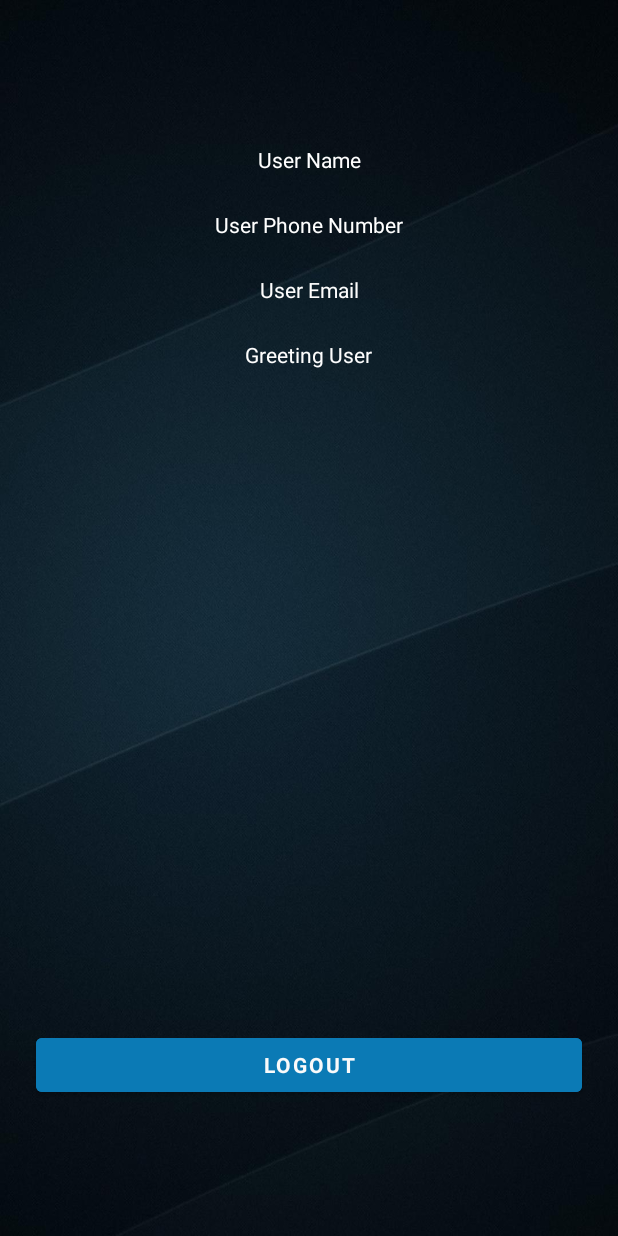
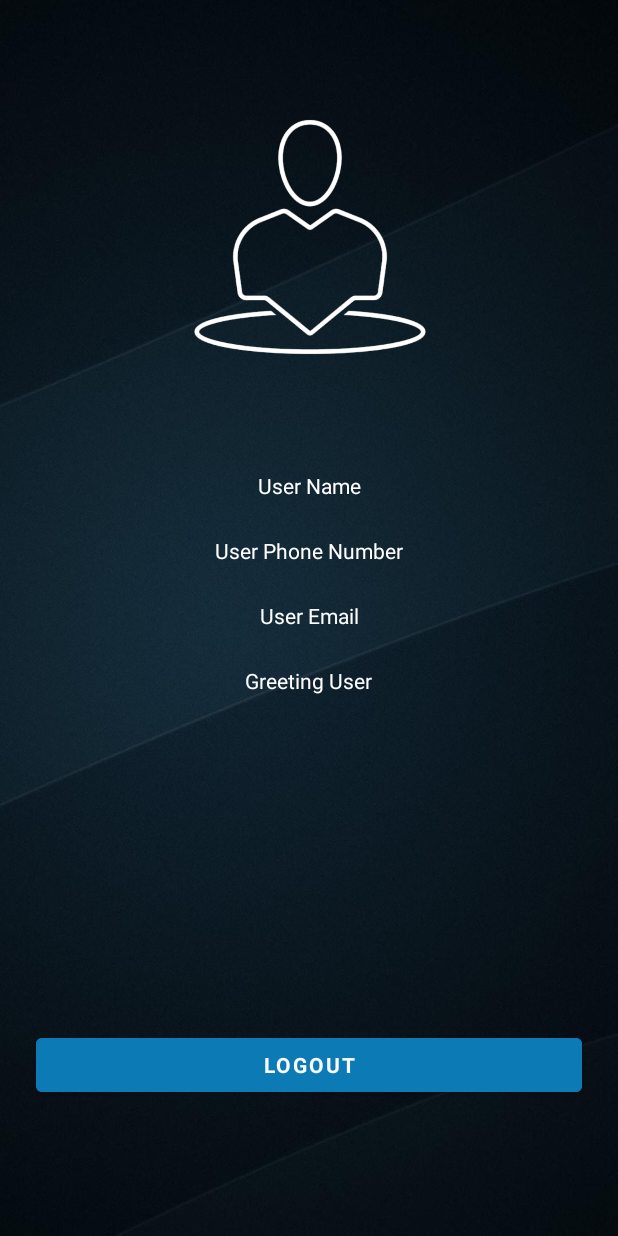
Before and after one commit to George2G/diploma_app, an Android app: the MainActivity screen opened directly, with no data from a screen before it, on a phone screen of 412 x 824 dp. Run offline under Robolectric (Android 15) with nearby library versions, the light colour scheme and no system bars; our stand-ins replace Firebase (no records; nobody signed in at launch, a user with empty details on screens opened directly); libraries missing offline, so code that uses them is left out: com.google.maps.android, com.google.maps.internal, com.google.maps.model; Roboto replaces fonts that are not available here; 1 statement that could not run was skipped.

Commit message:
fixed more issues

```diff
--- a/app/src/main/res/layout/activity_main.xml
+++ b/app/src/main/res/layout/activity_main.xml
@@ -55,7 +55,7 @@
         app:layout_constraintEnd_toEndOf="parent"
         app:layout_constraintStart_toStartOf="parent"
         app:layout_constraintTop_toTopOf="parent"
-        app:layout_constraintVertical_bias="0.120000005" />
+        app:layout_constraintVertical_bias="0.39" />
 
     <TextView
         android:id="@+id/uPhone"
@@ -100,5 +100,18 @@
         app:layout_constraintTop_toBottomOf="@+id/uEmail"
         app:layout_constraintVertical_bias="0.0" />
 
+    <ImageView
+        android:id="@+id/imageView2"
+        android:layout_width="500dp"
+        android:layout_height="312dp"
+        android:contentDescription="@string/profileimage"
+        app:layout_constraintBottom_toBottomOf="parent"
+        app:layout_constraintEnd_toEndOf="parent"
+        app:layout_constraintHorizontal_bias="0.506"
+        app:layout_constraintStart_toStartOf="parent"
+        app:layout_constraintTop_toTopOf="parent"
+        app:layout_constraintVertical_bias="0.004"
+        app:srcCompat="@drawable/profile_pic" />
+
 
 </androidx.constraintlayout.widget.ConstraintLayout>
```
Also changed, not shown: app/src/main/res/drawable/profile_pic.png (added).
